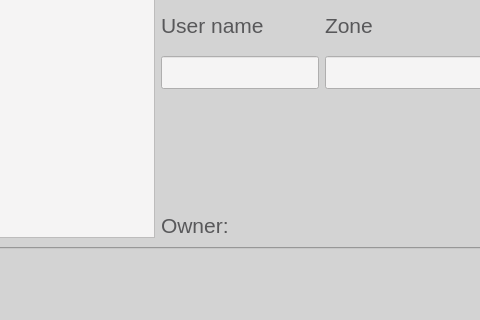
Qt form ibridgesgui/ui_files/tabBrowser.ui (iBridges-for-iRODS/iBridges-GUI) before a commit; both pictures show x 467 to 947 and y 526 to 846 of the 1307 by 846 pixel window.
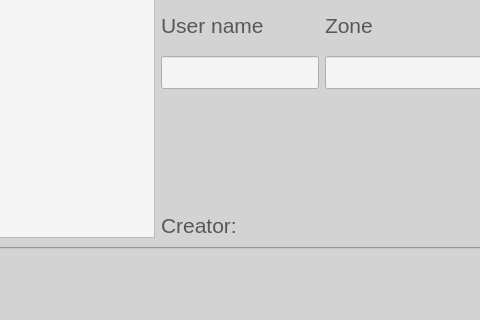
The same form after that commit. The open tabs and pages were chosen to show the change. Icons and pictures are not drawn.

Commit message: rename Owner -> Creator

The edit to the form file:
```diff
--- a/ibridgesgui/ui_files/tabBrowser.ui
+++ b/ibridgesgui/ui_files/tabBrowser.ui
@@ -682,7 +682,7 @@
          <item row="9" column="0">
           <widget class="QLabel" name="owner">
            <property name="text">
-            <string>Owner: </string>
+            <string>Creator: </string>
            </property>
           </widget>
          </item>
```
Left out of the diff: 2 changed lines with no effect on the pictures. The commit also changes 1 other file.
